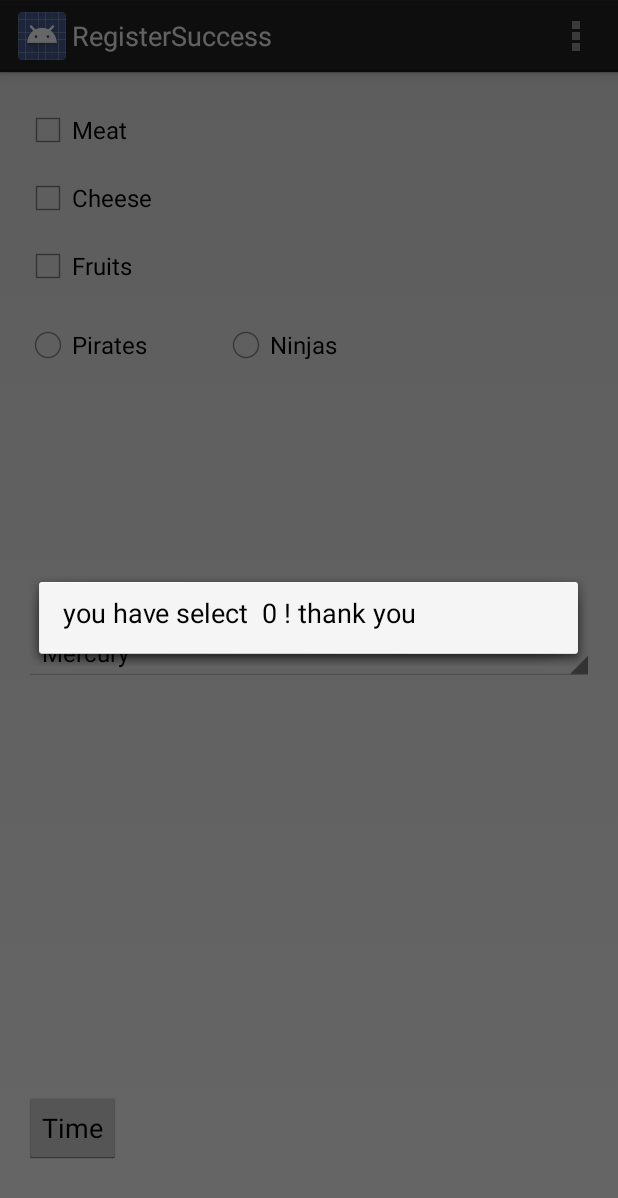
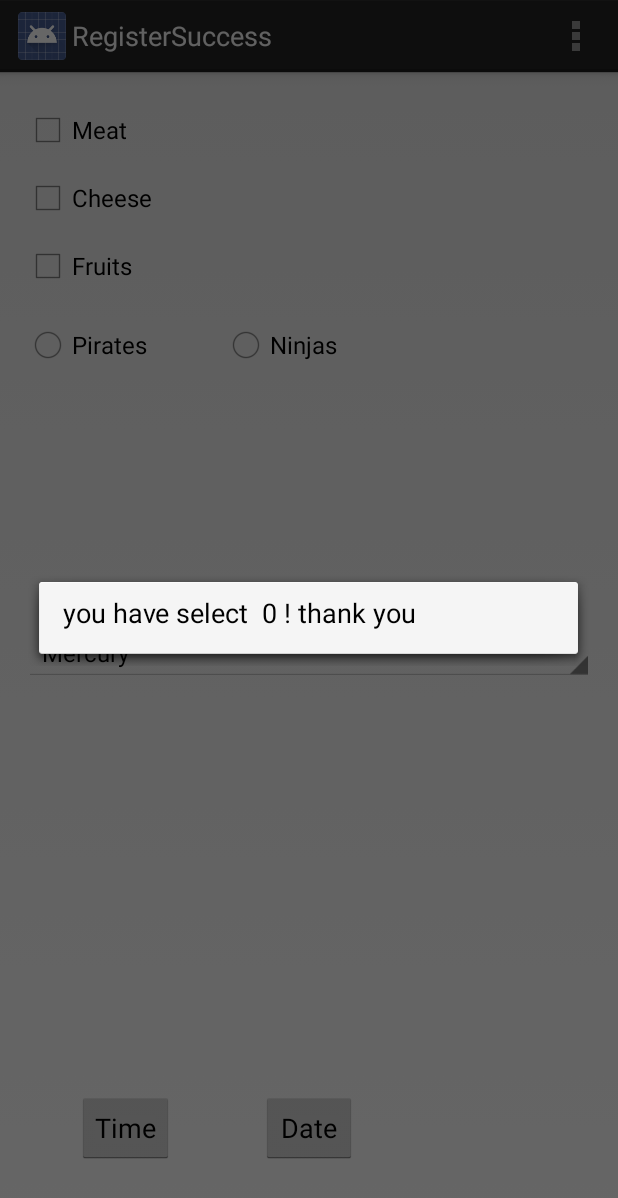
Before and after one commit to littleyang/loginapp, an Android app: the RegisterSuccess screen opened directly, with no data from a screen before it, on a phone screen of 412 x 824 dp. Shown: the top 1198 px of the screen. Run offline under Robolectric (Android 15) with nearby library versions, the phone set to English and light mode, and no system bars.

Commit message:
android input controller, time picker

```diff
--- a/app/src/main/java/com/example/yangyang/loginapp/RegisterSuccess.java
+++ b/app/src/main/java/com/example/yangyang/loginapp/RegisterSuccess.java
@@ -114,4 +114,9 @@ public class RegisterSuccess extends Activity implements AdapterView.OnItemSelec
         DialogFragment newFragment = new TimePickerFragment();
         newFragment.show(getFragmentManager(), "timePicker");
     }
+
+    public void showDatePickerDialog(View v) {
+        DialogFragment newFragment = new DatePickerFragment();
+        newFragment.show(getFragmentManager(), "datePicker");
+    }
 }
--- a/app/src/main/res/layout/activity_register_success.xml
+++ b/app/src/main/res/layout/activity_register_success.xml
@@ -81,9 +81,19 @@
             android:layout_height="wrap_content"
             android:text="@string/pick_time"
             android:onClick="showTimePickerDialog"
+            android:layout_marginBottom="32dp"
             android:layout_alignParentBottom="true"
             android:layout_alignParentStart="true"
-            android:layout_marginBottom="32dp" />
+            android:layout_marginLeft="35dp" />
+
+        <Button
+            android:id="@+id/date_picker"
+            android:layout_width="wrap_content"
+            android:layout_height="wrap_content"
+            android:text="@string/pick_date"
+            android:onClick="showDatePickerDialog"
+            android:layout_alignTop="@+id/time_picker"
+            android:layout_centerHorizontal="true" />
 
 
 </RelativeLayout>
--- a/app/src/main/res/values/strings.xml
+++ b/app/src/main/res/values/strings.xml
@@ -23,6 +23,7 @@
     <string name="pirates">Pirates</string>
     <string name="ninjas">Ninjas</string>
     <string name="pick_time">Time</string>
+    <string name="pick_date">Date</string>
 
     <string-array name="planets_array">
         <item>Mercury</item>
```
Also changed, not shown: app/src/main/java/com/example/yangyang/loginapp/DatePickerFragment.java (added, +33 -0 lines).
